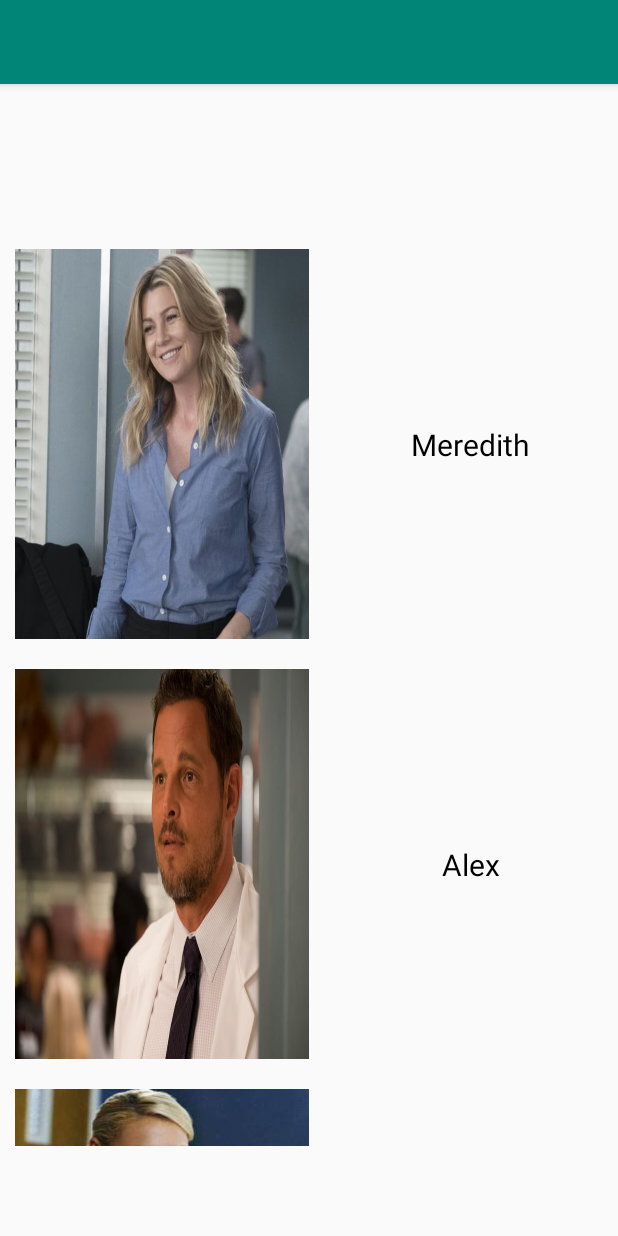
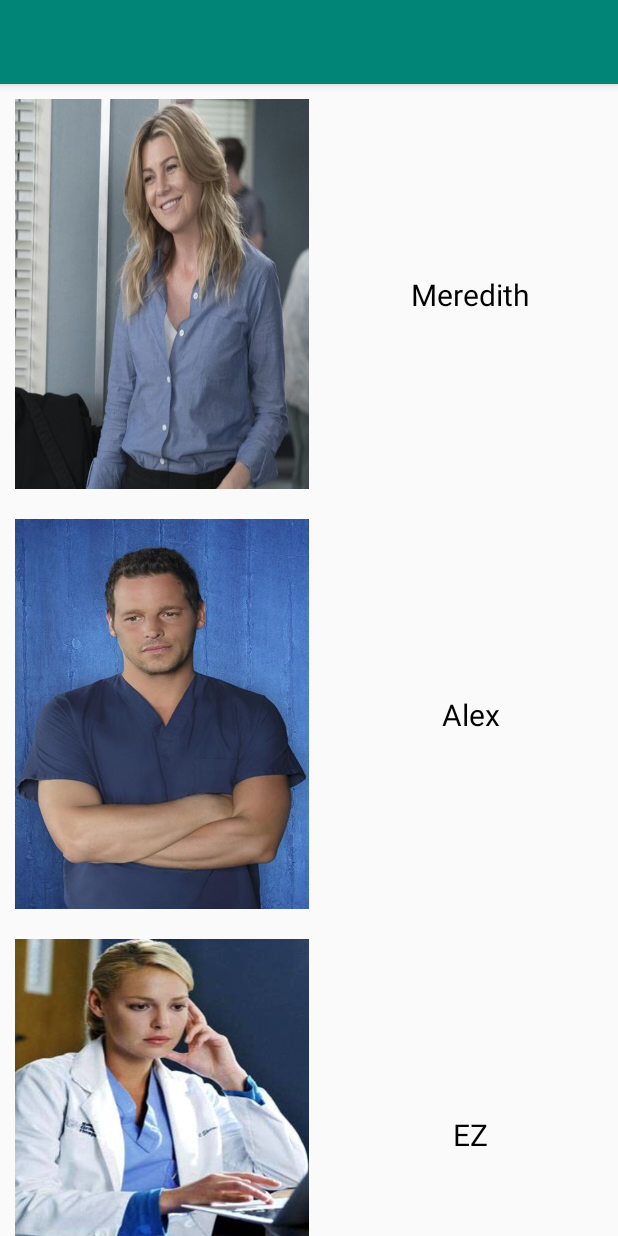
Before and after one commit to AdiBenoz/Milab-app-development, an Android app: the AliveActivity screen opened directly, with no data from a screen before it, on a phone screen of 412 x 824 dp. Run offline under Robolectric (Android 15) with nearby library versions, the phone set to English and light mode, and no system bars.

Commit message:
last version

```diff
--- a/EX2/app/src/main/java/com/example/ex2/AliveActivity.java
+++ b/EX2/app/src/main/java/com/example/ex2/AliveActivity.java
@@ -22,6 +22,9 @@ public class AliveActivity extends AppCompatActivity {
         alive.add(new Personality(R.drawable.ez, "EZ"));
         alive.add(new Personality(R.drawable.cris, "Christina"));
         alive.add(new Personality(R.drawable.jack, "Jackson"));
+        alive.add(new Personality(R.drawable.bailey, "Bailey"));
+        alive.add(new Personality(R.drawable.em, "Emilia"));
+        alive.add(new Personality(R.drawable.april, "April"));
 
         RecyclerView recyclerView = (RecyclerView)findViewById(R.id.recyclerView1);
         recyclerView.setLayoutManager(new LinearLayoutManager(this));
--- a/EX2/app/src/main/java/com/example/ex2/DeadActivity.java
+++ b/EX2/app/src/main/java/com/example/ex2/DeadActivity.java
@@ -22,6 +22,7 @@ public class DeadActivity extends AppCompatActivity {
         dead.add(new Personality(R.drawable.lex, "Lexie"));
         dead.add(new Personality(R.drawable.ms, "Mark"));
         dead.add(new Personality(R.drawable.denny, "Denny"));
+        dead.add(new Personality(R.drawable.ellis, "Ellis"));
 
 
         RecyclerView recyclerView = (RecyclerView)findViewById(R.id.recyclerView2);
--- a/EX2/app/src/main/res/layout/activity_alive.xml
+++ b/EX2/app/src/main/res/layout/activity_alive.xml
@@ -8,16 +8,12 @@
 
     <androidx.recyclerview.widget.RecyclerView
         android:id="@+id/recyclerView1"
-        android:layout_width="wrap_content"
-        android:layout_height="0dp"
-        android:layout_marginStart="50dp"
-        android:layout_marginTop="100dp"
-        android:layout_marginEnd="50dp"
-        android:layout_marginBottom="60dp"
-        android:layoutDirection="ltr"
+        android:layout_width="match_parent"
+        android:layout_height="match_parent"
         app:layout_constraintBottom_toBottomOf="parent"
         app:layout_constraintEnd_toEndOf="parent"
-        app:layout_constraintHorizontal_bias="0.5"
+        app:layout_constraintHorizontal_bias="0.0"
         app:layout_constraintStart_toStartOf="parent"
-        app:layout_constraintTop_toTopOf="parent" />
+        app:layout_constraintTop_toTopOf="parent"
+        app:layout_constraintVertical_bias="0.0" />
 </androidx.constraintlayout.widget.ConstraintLayout>
```
Also changed, not shown: EX2/app/src/main/res/layout/activity_main.xml (+24 -7 lines), EX2/app/src/main/res/drawable-v24/alex.jpg (added), EX2/app/src/main/res/drawable-v24/april.png (added), EX2/app/src/main/res/drawable-v24/bailey.jpg (added), EX2/app/src/main/res/drawable-v24/ellis.jpg (added), EX2/app/src/main/res/drawable-v24/em.jpg (added), EX2/app/src/main/res/drawable-xxxhdpi/everyone.jpg (added), EX2/app/src/main/res/drawable/alex.jpg (deleted).
